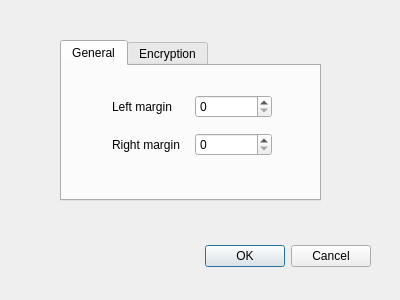
First picture: the form in scribo/preference.ui, repository 1cy1c3/scribo, before the edit.
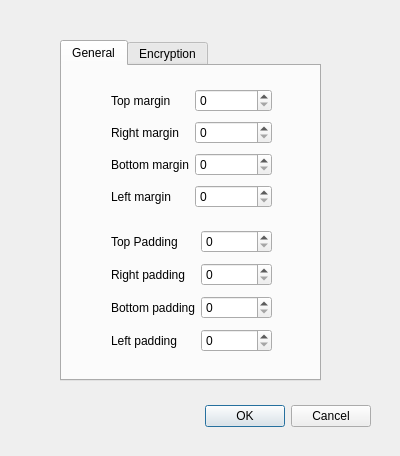
Second picture: the form after the edit. The open tabs and pages were chosen to show the change.

Commit message: Adapt AES algorithm and extend paragraph preferences

Patch:
```diff
--- a/scribo/preference.ui
+++ b/scribo/preference.ui
@@ -7,7 +7,7 @@
     <x>0</x>
     <y>0</y>
     <width>400</width>
-    <height>300</height>
+    <height>456</height>
    </rect>
   </property>
   <property name="windowTitle">
@@ -17,7 +17,7 @@
    <property name="geometry">
     <rect>
      <x>30</x>
-     <y>240</y>
+     <y>400</y>
      <width>341</width>
      <height>32</height>
     </rect>
@@ -35,7 +35,7 @@
      <x>60</x>
      <y>40</y>
      <width>261</width>
-     <height>161</height>
+     <height>341</height>
     </rect>
    </property>
    <property name="currentIndex">
@@ -48,10 +48,10 @@
     <widget class="QWidget" name="gridLayoutWidget">
      <property name="geometry">
       <rect>
-       <x>50</x>
+       <x>49</x>
        <y>20</y>
-       <width>160</width>
-       <height>80</height>
+       <width>161</width>
+       <height>128</height>
       </rect>
      </property>
      <layout class="QGridLayout" name="gridLayout">
@@ -62,18 +62,90 @@
         </property>
        </widget>
       </item>
+      <item row="0" column="1">
+       <widget class="QSpinBox" name="spinBox_preference_marginTop"/>
+      </item>
       <item row="0" column="0">
+       <widget class="QLabel" name="label_preference_marginTop">
+        <property name="text">
+         <string>Top margin</string>
+        </property>
+       </widget>
+      </item>
+      <item row="3" column="1">
+       <widget class="QSpinBox" name="spinBox_preference_marginLeft"/>
+      </item>
+      <item row="3" column="0">
        <widget class="QLabel" name="label_preference_marginLeft">
         <property name="text">
          <string>Left margin</string>
         </property>
        </widget>
       </item>
-      <item row="0" column="1">
-       <widget class="QSpinBox" name="spinBox_preference_marginLeft"/>
-      </item>
       <item row="1" column="1">
        <widget class="QSpinBox" name="spinBox_preference_marginRight"/>
+      </item>
+      <item row="2" column="0">
+       <widget class="QLabel" name="label_preference_marginBottom">
+        <property name="text">
+         <string>Bottom margin</string>
+        </property>
+       </widget>
+      </item>
+      <item row="2" column="1">
+       <widget class="QSpinBox" name="spinBox_preference_marginBottom"/>
+      </item>
+     </layout>
+    </widget>
+    <widget class="QWidget" name="gridLayoutWidget_2">
+     <property name="geometry">
+      <rect>
+       <x>49</x>
+       <y>160</y>
+       <width>161</width>
+       <height>131</height>
+      </rect>
+     </property>
+     <layout class="QGridLayout" name="gridLayout_2">
+      <item row="0" column="0">
+       <widget class="QLabel" name="label_preference_paddingTop">
+        <property name="text">
+         <string>Top Padding</string>
+        </property>
+       </widget>
+      </item>
+      <item row="2" column="0">
+       <widget class="QLabel" name="label_preference_paddingBottom">
+        <property name="text">
+         <string>Bottom padding</string>
+        </property>
+       </widget>
+      </item>
+      <item row="1" column="0">
+       <widget class="QLabel" name="label_preference_paddingRight">
+        <property name="text">
+         <string>Right padding</string>
+        </property>
+       </widget>
+      </item>
+      <item row="3" column="0">
+       <widget class="QLabel" name="label_preference_paddingLeft">
+        <property name="text">
+         <string>Left padding</string>
+        </property>
+       </widget>
+      </item>
+      <item row="0" column="1">
+       <widget class="QSpinBox" name="spinBox_preference_paddingTop"/>
+      </item>
+      <item row="1" column="1">
+       <widget class="QSpinBox" name="spinBox_preference_paddingRight"/>
+      </item>
+      <item row="2" column="1">
+       <widget class="QSpinBox" name="spinBox_preference_paddingBottom"/>
+      </item>
+      <item row="3" column="1">
+       <widget class="QSpinBox" name="spinBox_preference_paddingLeft"/>
       </item>
      </layout>
     </widget>
```
Left out of the diff: 2 changed lines with no effect on the pictures. The commit also changes 12 other files.
